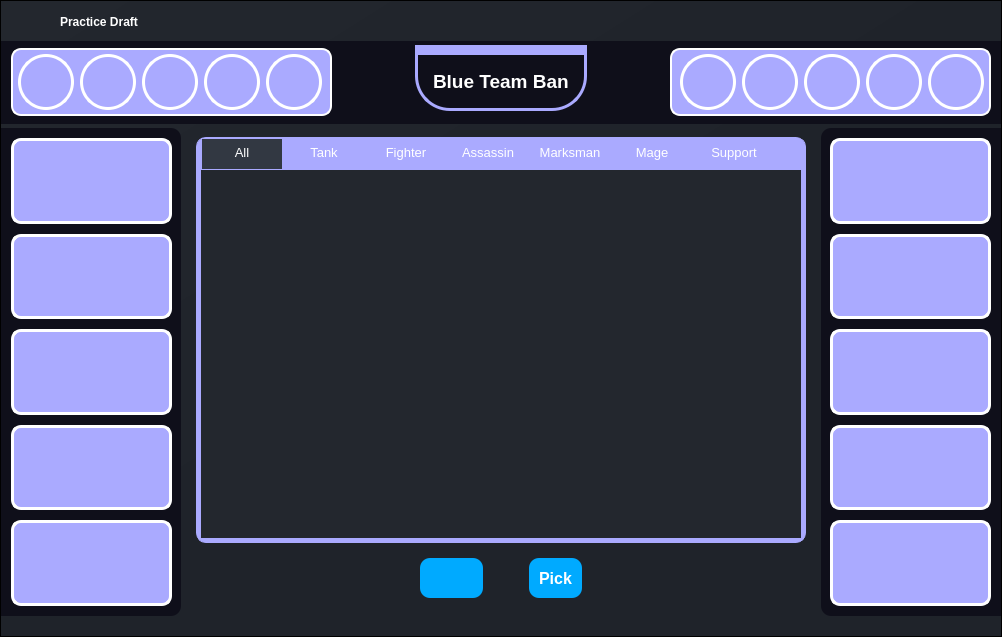
Qt form ui/pages/practice_draft.ui (elian-olbz/mlbb-drafting-and-simulation-tools) before a commit.
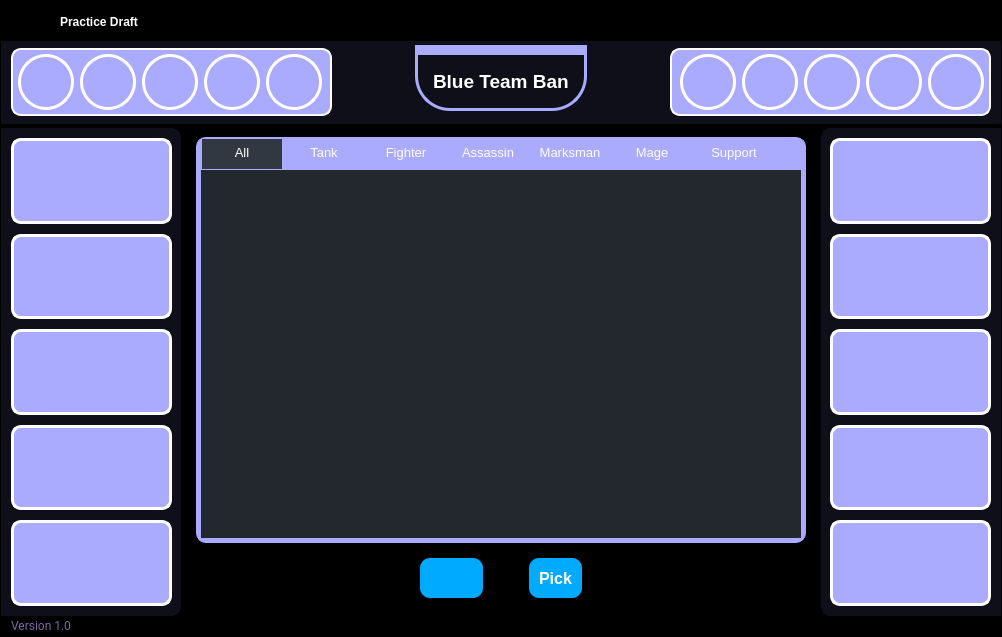
The same form after that commit. Icons and pictures are not drawn.

```diff
--- a/ui/pages/practice_draft.ui
+++ b/ui/pages/practice_draft.ui
@@ -36,7 +36,7 @@
     <item>
      <widget class="QFrame" name="drop_shadow">
       <property name="styleSheet">
-       <string notr="true">background-color: qlineargradient(spread:pad, x1:0, y1:0, x2:1, y2:1, stop:0 rgba(35, 39, 46, 1), stop:0.521368 rgba(31, 35, 42, 1));
+       <string notr="true">background-color: qlineargradient(spread: pad, x1: 0, y1: 0, x2: 1, y2: 1, stop: 0 rgba(0, 0, 0, 1), stop: 0.521368 rgba(0, 0, 0, 1));
 </string>
       </property>
       <property name="frameShape">
@@ -1942,7 +1942,7 @@
                      </property>
                      <property name="styleSheet">
                       <string notr="true">QFrame #grip{
-background-color:#1f232a;
+background-color: transparent;
 border-top-left-radius: 0px;
 border-bottom-left-radius: 10px;
 border-top-right-radius: 0px;
@@ -1960,7 +1960,7 @@
                        <number>0</number>
                       </property>
                       <property name="leftMargin">
-                       <number>0</number>
+                       <number>10</number>
                       </property>
                       <property name="topMargin">
                        <number>0</number>
@@ -1971,6 +1971,21 @@
                       <property name="bottomMargin">
                        <number>2</number>
                       </property>
+                      <item>
+                       <widget class="QLabel" name="label_credits">
+                        <property name="font">
+                         <font>
+                          <family>Roboto</family>
+                         </font>
+                        </property>
+                        <property name="styleSheet">
+                         <string notr="true">color: rgb(128, 102, 168);</string>
+                        </property>
+                        <property name="text">
+                         <string>Version 1.0</string>
+                        </property>
+                       </widget>
+                      </item>
                       <item alignment="Qt::AlignRight">
                        <widget class="QFrame" name="frame_grip">
                         <property name="minimumSize">
```
